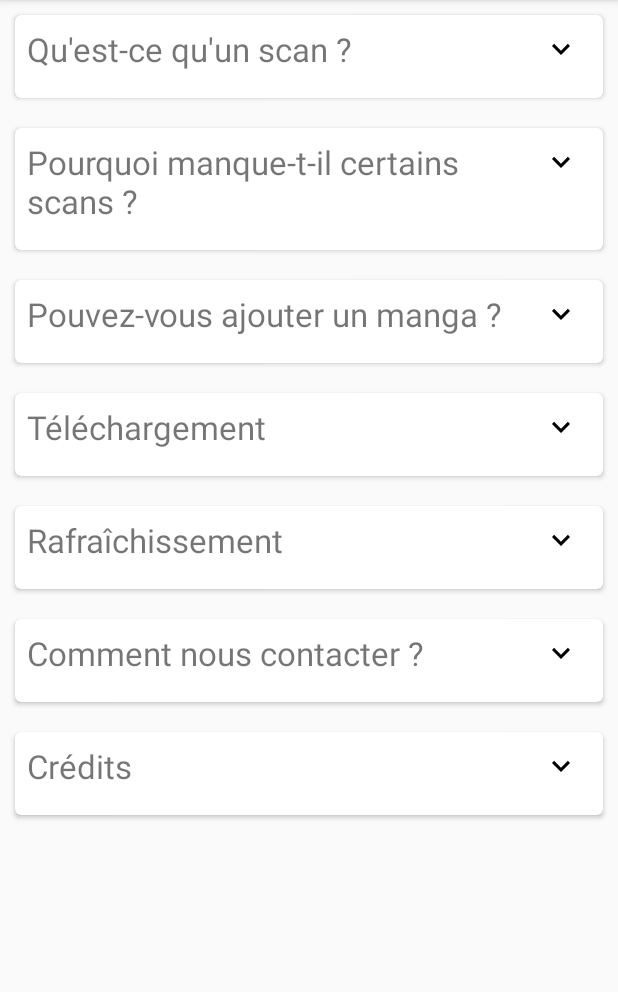
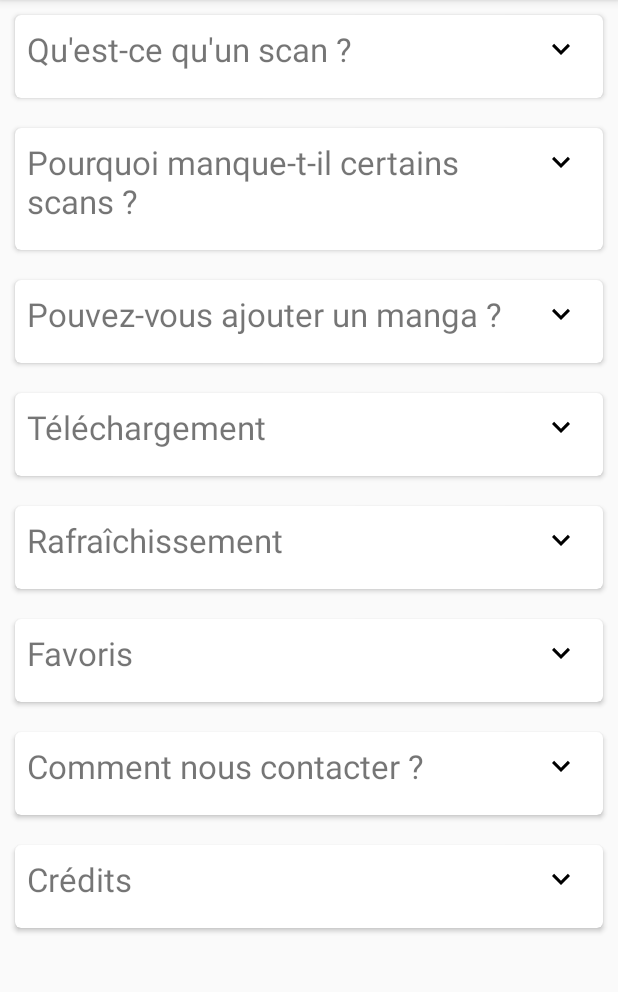
Before and after one commit to senerh/shonen-touch, an Android app: the HelpFragment screen opened directly, with no data from a screen before it, on a phone screen of 412 x 824 dp, the part 84-1076 px from its top. Run offline under Robolectric (Android 15) with nearby library versions, the phone set to English and light mode, and no system bars.

Commit message:
help for favorites

```diff
--- a/app/src/main/java/model/synchronization/ShonenTouchSyncAdapter.java
+++ b/app/src/main/java/model/synchronization/ShonenTouchSyncAdapter.java
@@ -56,12 +56,12 @@ public class ShonenTouchSyncAdapter extends AbstractThreadedSyncAdapter {
 
     @Override
     public void onPerformSync(Account account, final Bundle bundle, String s, ContentProviderClient contentProviderClient, SyncResult syncResult) {
-        System.out.println("******************");
-        System.out.println("******************");
-        System.out.println("sync shonen touch");
-        System.out.println("******************");
-        System.out.println("******************");
-        System.out.println("******************");
+//        System.out.println("******************");
+//        System.out.println("******************");
+//        System.out.println("sync shonen touch");
+//        System.out.println("******************");
+//        System.out.println("******************");
+//        System.out.println("******************");
         try {
             URL url = new URL(WSIntentService.URL_ALL_MANGA);
             HttpURLConnection urlConnection = (HttpURLConnection) url.openConnection();
--- a/app/src/main/java/ui/fragments/HelpFragment.java
+++ b/app/src/main/java/ui/fragments/HelpFragment.java
@@ -24,6 +24,8 @@ public class HelpFragment extends Fragment implements View.OnClickListener {
     private TextView mDownloadDescriptionTextView;
     private ImageButton mExtendRefreshImageButton;
     private TextView mRefreshDescriptionTextView;
+    private ImageButton mExtendFavoritesImageButton;
+    private TextView mFavoritesDescriptionTextView;
     private ImageButton mExtendContactUsImageButton;
     private TextView mContactUsDescriptionTextView;
     private ImageButton mExtendCreditsImageButton;
@@ -34,6 +36,7 @@ public class HelpFragment extends Fragment implements View.OnClickListener {
     private boolean mIsAddMangaCardExtended = false;
     private boolean mIsDownloadCardExtended = false;
     private boolean mIsRefreshCardExtended = false;
+    private boolean mIsFavoritesCardExtended = false;
     private boolean mIsContactUsCardExtended = false;
     private boolean mIsCreditsCardExtended = false;
 
@@ -55,6 +58,8 @@ public class HelpFragment extends Fragment implements View.OnClickListener {
         mExtendDownloadImageButton.setOnClickListener(this);
         mExtendRefreshImageButton = (ImageButton) view.findViewById(R.id.image_button_refresh_extend);
         mExtendRefreshImageButton.setOnClickListener(this);
+        mExtendFavoritesImageButton = (ImageButton) view.findViewById(R.id.image_button_favorites_extend);
+        mExtendFavoritesImageButton.setOnClickListener(this);
         mExtendContactUsImageButton = (ImageButton) view.findViewById(R.id.image_button_contact_us_extend);
         mExtendContactUsImageButton.setOnClickListener(this);
         mExtendCreditsImageButton = (ImageButton) view.findViewById(R.id.image_button_credits_extend);
@@ -65,6 +70,7 @@ public class HelpFragment extends Fragment implements View.OnClickListener {
         mAddMangaDescriptionTextView = (TextView) view.findViewById(R.id.text_view_add_manga_content);
         mDownloadDescriptionTextView = (TextView) view.findViewById(R.id.text_view_download_description);
         mRefreshDescriptionTextView = (TextView) view.findViewById(R.id.text_view_refresh_description);
+        mFavoritesDescriptionTextView = (TextView) view.findViewById(R.id.text_view_favorites_description);
         mContactUsDescriptionTextView = (TextView) view.findViewById(R.id.text_view_contact_us_description);
         mCreditsDescriptionTextView = (TextView) view.findViewById(R.id.text_view_credits_description);
 
@@ -88,6 +94,9 @@ public class HelpFragment extends Fragment implements View.OnClickListener {
                 break;
             case (R.id.image_button_refresh_extend) :
                 mIsRefreshCardExtended = extendOrCloseCard(mIsRefreshCardExtended, mExtendRefreshImageButton, mRefreshDescriptionTextView);
+                break;
+            case (R.id.image_button_favorites_extend) :
+                mIsFavoritesCardExtended = extendOrCloseCard(mIsFavoritesCardExtended, mExtendFavoritesImageButton, mFavoritesDescriptionTextView);
                 break;
             case (R.id.image_button_contact_us_extend) :
                 mIsContactUsCardExtended = extendOrCloseCard(mIsContactUsCardExtended, mExtendContactUsImageButton, mContactUsDescriptionTextView);
--- a/app/src/main/res/layout/fragment_help.xml
+++ b/app/src/main/res/layout/fragment_help.xml
@@ -236,6 +236,51 @@
         </android.support.v7.widget.CardView>
 
         <android.support.v7.widget.CardView
+            android:id="@+id/card_view_favorites"
+            android:layout_width="match_parent"
+            android:layout_height="wrap_content"
+            android:layout_gravity="center"
+            android:layout_margin="10dp"
+            card_view:cardBackgroundColor="@color/cardview_light_background"
+            card_view:cardCornerRadius="4dp">
+
+            <RelativeLayout
+                android:layout_width="match_parent"
+                android:layout_height="wrap_content"
+                android:animateLayoutChanges="true"
+                android:padding="8dp">
+
+                <TextView
+                    android:id="@+id/text_view_favorites_title"
+                    android:layout_width="wrap_content"
+                    android:layout_height="wrap_content"
+                    android:layout_alignParentStart="true"
+                    android:layout_toStartOf="@id/image_button_favorites_extend"
+                    android:text="@string/help_title_favorites"
+                    android:textSize="22sp"
+                    android:layout_marginBottom="10dp"/>
+
+                <ImageButton
+                    android:id="@+id/image_button_favorites_extend"
+                    android:layout_width="40dp"
+                    android:layout_height="30dp"
+                    android:layout_alignParentEnd="true"
+                    app:srcCompat="@drawable/ic_keyboard_arrow_down_black_24dp"
+                    android:background="#00000000"/>
+
+                <TextView
+                    android:id="@+id/text_view_favorites_description"
+                    android:layout_width="wrap_content"
+                    android:layout_height="wrap_content"
+                    android:layout_below="@id/text_view_favorites_title"
+                    android:visibility="gone"
+                    android:text="@string/help_content_favorites"/>
+
+            </RelativeLayout>
+
+        </android.support.v7.widget.CardView>
+
+        <android.support.v7.widget.CardView
             android:id="@+id/card_view_contact_us"
             android:layout_width="match_parent"
             android:layout_height="wrap_content"
--- a/app/src/main/res/values/strings.xml
+++ b/app/src/main/res/values/strings.xml
@@ -23,6 +23,8 @@
     <string name="help_content_download">Pour lire un scan, vous devez d\'abord le télécharger. Vous pouvez télécharger un seul scan à la fois.\nLorsqu\'un scan est téléchargé, toutes ses pages (images png) sont enregistrées dans l\'espace de stockage de votre périphérique.\nPour supprimer un scan, appuyez longtemps dessus.\nVeillez à supprimer les scans déjà lus pour optimiser votre espace.</string>
     <string name="help_title_refresh">Rafraîchissement</string>
     <string name="help_content_refresh">Sur les vues des mangas et scans, vous pouvez actualiser la liste en glissant le doigt vers le bas.</string>
+    <string name="help_title_favorites">Favoris</string>
+    <string name="help_content_favorites">Ajouter un manga en favori vous permet de :\n- Le placer en tête de la liste\n- Recevoir une notification lorsque de nouveaux scans seront disponibles</string>
     <string name="help_title_contact_us">Comment nous contacter ?</string>
     <string name="help_content_contact_us">En publiant (ou en modifiant) un commentaire sur la page Playstore de l\'application.</string>
     <string name="help_title_credits">Crédits</string>
```
